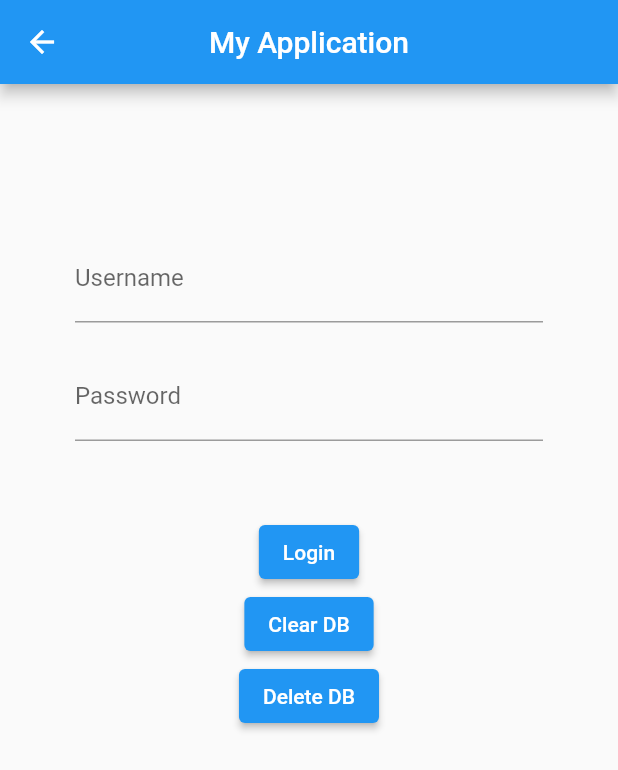
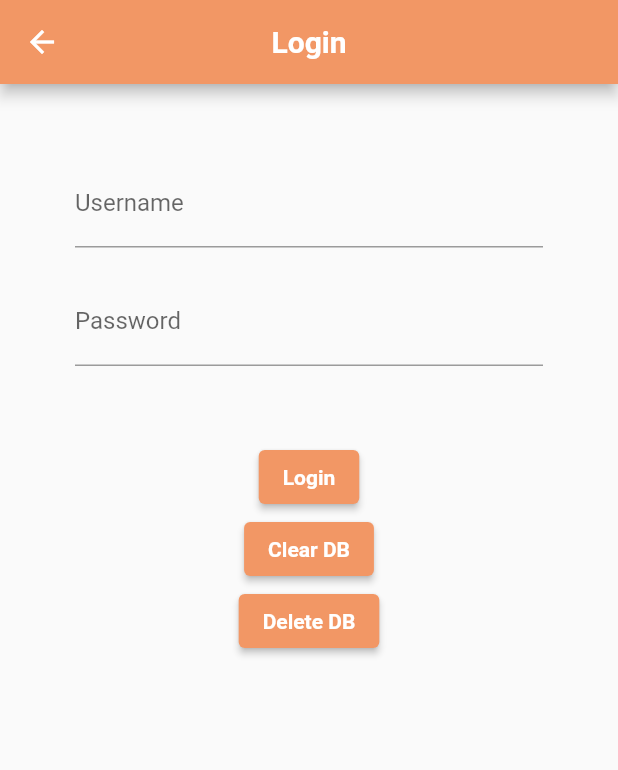
Before and after one commit to cjherte1/my_app, a Flutter app: the screen it shows after launch, after a tap on "Login", on a phone screen of 412 x 824 dp. Shown: the top 770 px of the screen. Run offline on Flutter 3.47's test engine with Material 2 defaults, Android fonts, the phone set to English and light mode, and no system bars; our stand-ins replace sqflite; accounts and stored records are empty.

Commit message:
added logo to homescreen, changed colors of buttons/background

```diff
--- a/lib/pages/loading.dart
+++ b/lib/pages/loading.dart
@@ -1,5 +1,4 @@
 import 'package:flutter/material.dart';
-import  'package:my_app/pages/home_screen.dart';
 
 class Loading extends StatefulWidget {
   const Loading({Key? key}) : super(key: key);
@@ -12,25 +11,58 @@ class _LoadingState extends State<Loading> {
   @override
   Widget build(BuildContext context) {
     return Scaffold(
-
+      appBar: AppBar(
+        title: const Text('Me-Minders',
+          style: TextStyle(
+          color: const Color(0xFFF29765),
+          fontWeight: FontWeight.bold,
+          ),
+        ),
+        centerTitle: true,
+        backgroundColor: const Color(0xFFFFFFFF),
+      ),
+      backgroundColor: const Color(0xFFF29765),
       body: Center(
         child: IntrinsicWidth(
           child: Column(
-            mainAxisAlignment: MainAxisAlignment.center,
+            mainAxisAlignment: MainAxisAlignment.start,
             crossAxisAlignment: CrossAxisAlignment.stretch,
             children: <Widget>[
+              SizedBox(height: 40),
+              Image.asset(
+               'assets/me-minders-orange.jpeg',
+               height: 275,
+               width: 275,
+             ),
+              SizedBox(height: 20),
               ElevatedButton(
+                style: ElevatedButton.styleFrom(
+                  primary: const Color(0xFFFFFFFF),
+                ),
                 onPressed: () {
                   Navigator.pushNamed(context,'/login');
                 },
-                child: Text('Login'),
+                child: Text('Login',
+                  style: TextStyle(
+                    color: const Color(0xFFF29765),
+                  fontWeight: FontWeight.bold,
+                  ),
+                ),
               ),
               ElevatedButton(
+                style: ElevatedButton.styleFrom(
+                  primary: const Color(0xFFFFFFFF),
+                ),
                 onPressed: () {
                   Navigator.pushNamed(context,'/createAccount');
                 },
-                child: Text('Create An Account'),
-              )
+                child: Text('Create An Account',
+                  style: TextStyle(
+                    color: const Color(0xFFF29765),
+                    fontWeight: FontWeight.bold,
+                  ),
+                ),
+              ),
             ],
           ),
         ),
--- a/lib/pages/login_screen.dart
+++ b/lib/pages/login_screen.dart
@@ -17,12 +17,19 @@ class _LoginScreenState extends State<LoginScreen>{
   Widget build(BuildContext context) {
     return Scaffold(
         appBar: AppBar(
-          title: const Text('My Application'),
+          title:
+          const Text('Login',
+              style: TextStyle(
+                color: const Color(0xFFFFFFFF),
+                fontWeight: FontWeight.bold,
+              ),
+          ),
           centerTitle: true,
+          backgroundColor: const Color(0xFFF29765),
         ),
         body:  Column(
             children: [
-              const SizedBox(height: 100),
+              const SizedBox(height: 50),
               Container(
                 padding: const EdgeInsets.fromLTRB(50, 0, 50, 0),
                 child: TextFormField(
@@ -47,7 +54,15 @@ class _LoginScreenState extends State<LoginScreen>{
               ),
               const SizedBox(height: 50),
               ElevatedButton(
-                  child: const Text('Login'),
+                style: ElevatedButton.styleFrom(
+                  primary: const Color(0xFFF29765),
+                ),
+                  child: const Text('Login',
+                      style: TextStyle(
+                        color: const Color(0xFFFFFFFF),
+                        fontWeight: FontWeight.bold,
+                    ),
+                  ),
                   onPressed: () async {
                     var result = await DatabaseHelper.instance.authenticateLogin(
                         userController.text.toLowerCase(), passwordController.text);
@@ -77,13 +92,29 @@ class _LoginScreenState extends State<LoginScreen>{
 
 
               ElevatedButton(
-                  child: const Text('Clear DB'),
+                  style: ElevatedButton.styleFrom(
+                    primary: const Color(0xFFF29765),
+                  ),
+                  child: const Text('Clear DB',
+                    style: TextStyle(
+                      color: const Color(0xFFFFFFFF),
+                      fontWeight: FontWeight.bold,
+                    ),
+                  ),
                   onPressed: () {
                     DatabaseHelper.instance.clearDb();
 
                   }),
               ElevatedButton(
-                  child: const Text('Delete DB'),
+                  style: ElevatedButton.styleFrom(
+                    primary: const Color(0xFFF29765),
+                  ),
+                  child: const Text('Delete DB',
+                    style: TextStyle(
+                      color: const Color(0xFFFFFFFF),
+                      fontWeight: FontWeight.bold,
+                    ),
+                  ),
                   onPressed: () {
                     DatabaseHelper.instance.deleteDb();
 
--- a/pubspec.yaml
+++ b/pubspec.yaml
@@ -63,9 +63,8 @@ flutter:
   uses-material-design: true
 
   # To add assets to your application, add an assets section, like this:
-  # assets:
-  #   - images/a_dot_burr.jpeg
-  #   - images/a_dot_ham.jpeg
+  assets:
+    - assets/
 
   # An image asset can refer to one or more resolution-specific "variants", see
   # https://flutter.dev/assets-and-images/#resolution-aware.
```
Also changed, not shown: lib/pages/create_account.dart (+18 -7 lines), lib/pages/home_screen.dart (+26 -4 lines), assets/logoNoName.PNG (added), assets/me-minders-logos_transparent.png (added), assets/me-minders-orange.jpeg (added), assets/me-minders.png (added).
